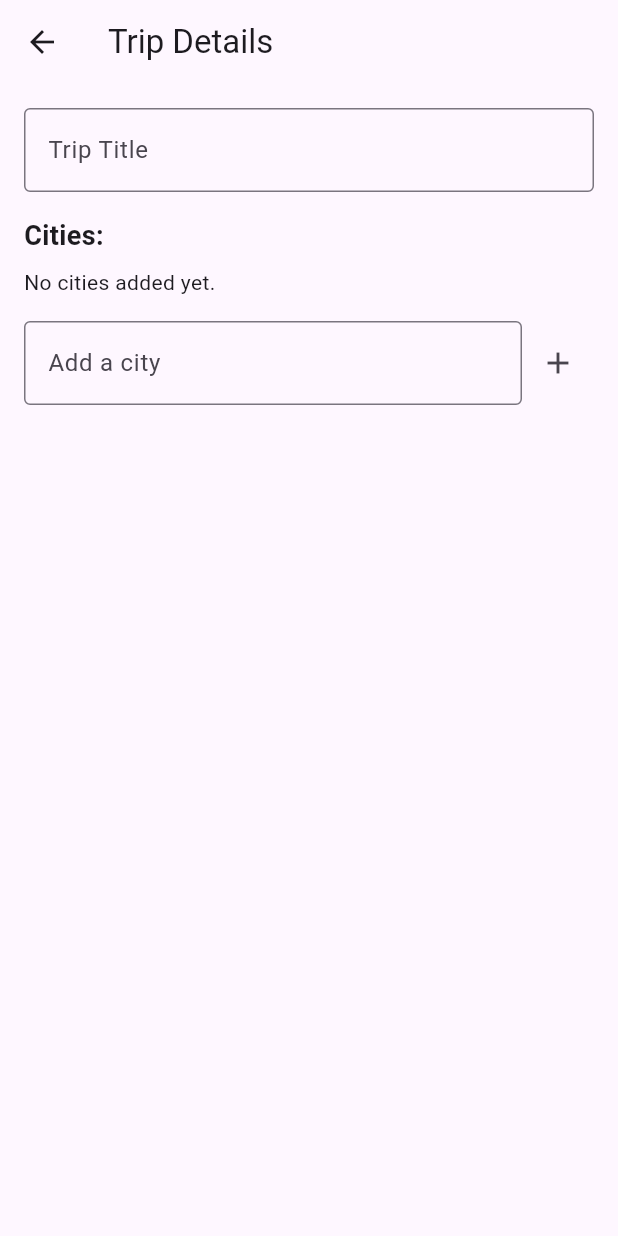
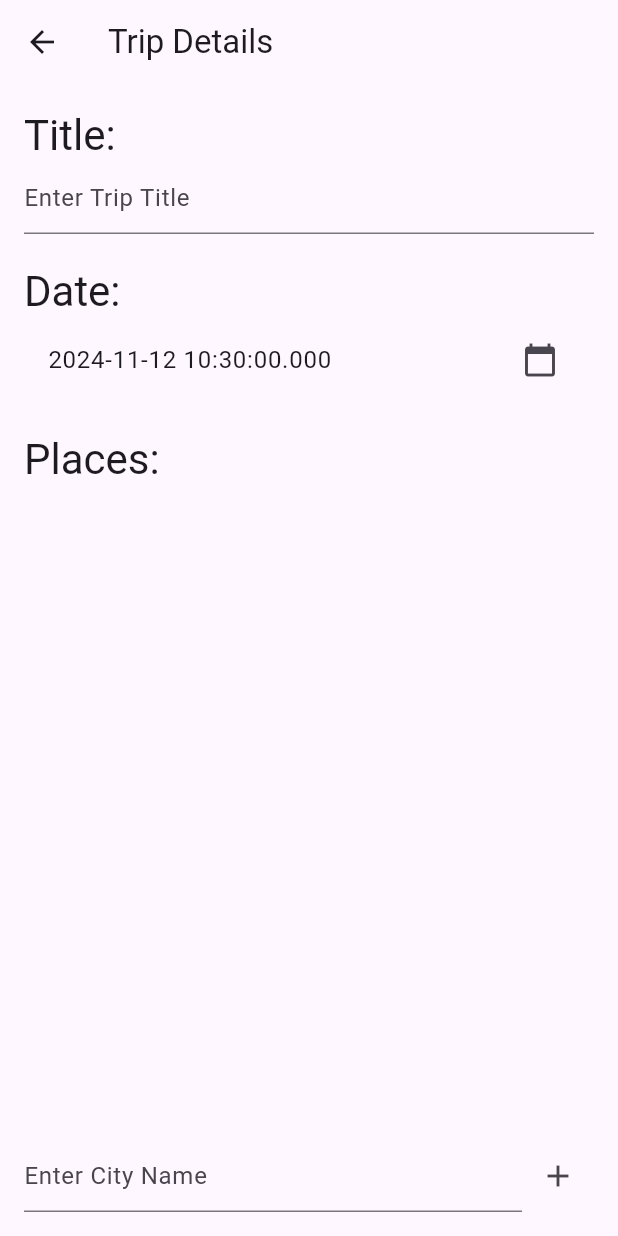
Before and after one commit to DiceNameIsMy/vut-itu, a Flutter app: the TripDetailedView screen opened directly with empty values, on a phone screen of 412 x 824 dp. Run offline on Flutter 3.47's test engine with Material 3 defaults, Android fonts, the phone set to English and light mode, and no system bars; our stand-ins replace flutter_map, latlong2, shared_preferences; missing offline and left inert: flutter_map_cancellable_tile_provider; accounts and stored records are empty.

Commit message:
add: trip with cities

```diff
--- a/lib/app.dart
+++ b/lib/app.dart
@@ -5,14 +5,17 @@ import 'package:vut_itu/onboarding/onboarding_screen.dart';
 import 'package:vut_itu/settings/settings_screen.dart';
 import 'package:vut_itu/settings/settings_view_model.dart';
 import 'package:vut_itu/trip_planning/trip_list_screen.dart';
+import 'package:vut_itu/trip/trip_list_view_model.dart';
 
 class MyApp extends StatelessWidget {
   const MyApp({
     super.key,
     required this.settingsController,
+    required this.tripListViewModel
   });
 
   final SettingsViewModel settingsController;
+  final TripListViewModel tripListViewModel;
 
   // This widget is the root of your application.
   @override
@@ -46,7 +49,7 @@ class MyApp extends StatelessWidget {
             routes: {
               '/': (context) => MyHomePage(title: 'Flutter Demo Home Page'),
               '/onboarding': (context) =>
-                  OnboardingScreen(settingsController: settingsController),
+                  OnboardingScreen(settingsController: settingsController, tripListViewModel: tripListViewModel),
               '/settings': (context) =>
                   SettingsView(settingsController: settingsController),
             },
--- a/lib/backend/trips_backend.dart
+++ b/lib/backend/trips_backend.dart
@@ -1,13 +1,39 @@
 import 'package:uuid/uuid.dart';
 import 'package:vut_itu/trip/trip.dart';
+import 'package:vut_itu/trip/place_model.dart';
+import 'package:latlong2/latlong.dart';
 
 class TripsBackend {
   static final TripsBackend _instance = TripsBackend._internal();
 
   final List<TripModel> _trips = [
-    TripModel(id: Uuid().v7(), title: 'Destination 1', cities: ['Paris']),
-    TripModel(id: Uuid().v7(), title: 'Destination 2', cities: ['Tokyo']),
-  ];
+  TripModel(
+    id: Uuid().v7(),
+    title: 'Destination 1',
+    places: [
+      PlaceModel(
+        id: 'place1',
+        title: 'Paris',
+        description: 'Capital city of France',
+        coordinates: LatLng(48.8566, 2.3522), // Example coordinates for Paris
+        imageUrl: 'https://example.com/paris.jpg',
+      ),
+    ],
+  ),
+  TripModel(
+    id: Uuid().v7(),
+    title: 'Destination 2',
+    places: [
+      PlaceModel(
+        id: 'place2',
+        title: 'Tokyo',
+        description: 'Capital city of Japan',
+        coordinates: LatLng(35.6762, 139.6503), // Example coordinates for Tokyo
+        imageUrl: 'https://example.com/tokyo.jpg',
+      ),
+    ],
+  ),
+];
 
   factory TripsBackend() {
     return _instance;
@@ -28,11 +54,11 @@ class TripsBackend {
   Future<bool> tryCreateTrip({
     String? title,
     DateTime? date,
-    required List<String> cities,
+    required List<PlaceModel> places,
   }) async {
     await Future.delayed(Duration(milliseconds: 300)); // Mock delay
 
-    if (cities.isEmpty) {
+    if (places.isEmpty) {
       return false; // Ensure cities list is not empty
     }
 
@@ -40,7 +66,7 @@ class TripsBackend {
       id: Uuid().v7(),
       title: title,
       date: date,
-      cities: cities,
+      places: places,
     );
     _trips.add(newTrip);
 
@@ -69,11 +95,11 @@ class TripsBackend {
   }
 
   // Add a city to a specific trip
-  Future<bool> addCity(String id, String city) async {
+  Future<bool> addCity(String id, PlaceModel city) async {
     final trip = await getTrip(id);
     if (trip != null) {
-      if (!trip.cities.contains(city)) {
-        trip.cities.add(city);
+      if (!trip.places.contains(city)) {
+        trip.places.add(city);
         return true;
       }
     }
@@ -81,11 +107,11 @@ class TripsBackend {
   }
 
   // Remove a city from a specific trip
-  Future<bool> removeCity(String id, String city) async {
+  Future<bool> removeCity(String id, PlaceModel city) async {
     final trip = await getTrip(id);
     if (trip != null) {
-      if (trip.cities.contains(city)) {
-        trip.cities.remove(city);
+      if (trip.places.contains(city)) {
+        trip.places.remove(city);
         return true;
       }
     }
@@ -103,10 +129,10 @@ class TripsBackend {
   }
 
   // Get the list of cities for a specific trip
-  Future<List<String>?> getCities(String id) async {
+  Future<List<PlaceModel>?> getCities(String id) async {
     final trip = await getTrip(id);
     if (trip != null) {
-      return trip.cities;
+      return trip.places;
     }
     return null;
   }
--- a/lib/main.dart
+++ b/lib/main.dart
@@ -2,11 +2,13 @@ import 'package:flutter/material.dart';
 import 'package:vut_itu/app.dart';
 import 'package:vut_itu/settings/settings_view_model.dart';
 import 'package:vut_itu/backend/settings_backend.dart';
+import 'package:vut_itu/trip/trip_list_view_model.dart';
 
 void main() async {
   // Set up the SettingsController, which will glue user settings to multiple
   // Flutter Widgets.
   final settingsController = SettingsViewModel(SettingsBackend());
+  final tripListViewModel = TripListViewModel();
 
   WidgetsFlutterBinding.ensureInitialized();
 
@@ -17,5 +19,5 @@ void main() async {
   // Run the app and pass in the SettingsController. The app listens to the
   // SettingsController for changes, then passes it further down to the
   // SettingsView.
-  runApp(MyApp(settingsController: settingsController));
+  runApp(MyApp(settingsController: settingsController, tripListViewModel: tripListViewModel));
 }
--- a/lib/onboarding/onboarding_screen.dart
+++ b/lib/onboarding/onboarding_screen.dart
@@ -1,13 +1,17 @@
 import 'package:flutter/material.dart';
-import 'package:vut_itu/map/map_screen.dart';
+//import 'package:vut_itu/map/map_screen.dart';
 import 'package:vut_itu/onboarding/search_places_view.dart';
 import 'package:vut_itu/onboarding/selected_places_view_model.dart';
 import 'package:vut_itu/settings/settings_view_model.dart';
+import 'package:vut_itu/trip/trip_list_view_model.dart';
+import 'package:vut_itu/trip_planning/trip_detailed_view.dart';
+
 
 class OnboardingScreen extends StatefulWidget {
   final SettingsViewModel settingsController;
+  final TripListViewModel tripListViewModel;
 
-  const OnboardingScreen({super.key, required this.settingsController});
+  const OnboardingScreen({super.key, required this.settingsController, required this.tripListViewModel});
 
   @override
   State<OnboardingScreen> createState() => _OnboardingScreenState();
@@ -27,15 +31,15 @@ class _OnboardingScreenState extends State<OnboardingScreen> {
 
           if (selectedPlaces.hasAny()) {
             actionButton = FloatingActionButton.extended(
-              onPressed: () {
-                // TODO: Save selected places to a new trip
-                // TODO: Complete onboarding? So that next time app is opened it does to home screen
+              onPressed: ()  async {
+
+                var newTrip = await widget.tripListViewModel.createTripFromSelectedPlaces(selectedPlaces);
                 widget.settingsController.completeOnboarding();
                 Navigator.push(
                   context,
                   MaterialPageRoute(
-                      builder: (context) => MapScreen(
-                            centerAt: selectedPlaces.first.coordinates,
+                      builder: (context) => TripDetailedView( tripViewModel: newTrip,
+
                           )),
                 );
               },
--- a/lib/trip/trip.dart
+++ b/lib/trip/trip.dart
@@ -1,13 +1,14 @@
+import 'package:vut_itu/trip/place_model.dart';
 class TripModel {
   TripModel({
     required this.id,
     this.title,
     this.date,
-    required this.cities,
-  }) : assert(cities.isNotEmpty, 'Cities list cannot be empty.');
+    required this.places,
+  }) : assert(places.isNotEmpty, 'Places list cannot be empty.');
 
   final String id;
   String? title;
   DateTime? date;
-  final List<String> cities;
+  final List<PlaceModel> places;
 }
--- a/lib/trip/trip_list_view_model.dart
+++ b/lib/trip/trip_list_view_model.dart
@@ -1,6 +1,10 @@
 import 'package:flutter/material.dart';
 import 'package:vut_itu/backend/trips_backend.dart';
 import 'package:vut_itu/trip/trip_view_model.dart';
+import 'package:vut_itu/onboarding/selected_places_view_model.dart';
+import 'package:vut_itu/trip/trip.dart';
+import 'package:uuid/uuid.dart';
+import 'package:vut_itu/trip/place_model.dart';
 
 class TripListViewModel extends ChangeNotifier {
   TripListViewModel();
@@ -13,10 +17,10 @@ class TripListViewModel extends ChangeNotifier {
 
   Future<void> addTrip(TripViewModel trip) async {
     // Get the list of cities from the trip ViewModel
-    List<String> cities = trip.cities;
+    List<PlaceModel> places = trip.places;
 
     // Create the trip in the backend with cities and title
-    bool success = await _tripsBackend.tryCreateTrip(cities: cities);
+    bool success = await _tripsBackend.tryCreateTrip(places: places);
 
     if (success) {
       // If trip creation was successful, add it to the local list
@@ -28,9 +32,41 @@ class TripListViewModel extends ChangeNotifier {
     }
   }
 
-  // Remove a trip from both backend and local list
+   Future<TripViewModel> createTripFromSelectedPlaces(SelectedPlacesViewModel selectedPlaces) async {
+  // Check if there are selected places
+  if (selectedPlaces.hasAny()) {
+    // Create a new trip from selected places (cities)
+    final newTrip = TripViewModel(
+      TripModel(
+        id: Uuid().v7(),
+        title: "New Trip", // Can be customized if needed
+        date: DateTime.now(), // Can be customized
+        places: selectedPlaces.all.map((place) => place).toList(),
+      ),
+    );
+
+    // Add the trip to the backend and the local list
+    bool success = await _tripsBackend.tryCreateTrip(
+      title: newTrip.title,
+      date: newTrip.date,
+      places: newTrip.places,
+    );
+
+    if (success) {
+      _trips.add(newTrip);
+      notifyListeners();
+      return newTrip; // Return the id of the newly created trip
+    } else {
+      print("Failed to create trip");
+      throw Exception("Failed to create trip");
+    }
+  }
+
+    throw Exception("Failed to create trip");
+}
+
+
   Future<void> removeTrip(TripViewModel trip) async {
-    // Delete the trip from the backend
     bool success = await _tripsBackend.tryDeleteTrip(trip.id);
 
     if (success) {
--- a/lib/trip/trip_view_model.dart
+++ b/lib/trip/trip_view_model.dart
@@ -1,5 +1,6 @@
 import 'package:flutter/material.dart';
 import 'package:vut_itu/trip/trip.dart';
+import 'package:vut_itu/trip/place_model.dart';
 
 class TripViewModel extends ChangeNotifier {
   TripViewModel(this.tripModel);
@@ -9,7 +10,7 @@ class TripViewModel extends ChangeNotifier {
   String get id => tripModel.id;
   String? get title => tripModel.title;
   DateTime? get date => tripModel.date;
-  List<String> get cities => tripModel.cities;
+  List<PlaceModel> get places => tripModel.places;
 
   // Set or update the title
   set title(String? newTitle) {
@@ -28,23 +29,23 @@ class TripViewModel extends ChangeNotifier {
   }
 
   // Add a city to the trip
-  void addCity(String city) {
-    if (!tripModel.cities.contains(city)) {
-      tripModel.cities.add(city);
+  void addCity(PlaceModel city) {
+    if (!tripModel.places.contains(city)) {
+      tripModel.places.add(city);
       notifyListeners();
     }
   }
 
   // Remove a city from the trip
-  void removeCity(String city) {
-    if (tripModel.cities.contains(city)) {
-      tripModel.cities.remove(city);
+  void removeCity(PlaceModel city) {
+    if (tripModel.places.contains(city)) {
+      tripModel.places.remove(city);
       notifyListeners();
     }
   }
 
   // Get the list of cities
-  List<String> getCities() {
-    return tripModel.cities;
+  List<PlaceModel> getCities() {
+    return tripModel.places;
   }
 }
--- a/lib/trip_planning/trip_detailed_view.dart
+++ b/lib/trip_planning/trip_detailed_view.dart
@@ -5,14 +5,15 @@ import 'package:vut_itu/trip/trip_view_model.dart';
 class TripDetailedView extends StatelessWidget {
   final TripViewModel tripViewModel;
 
-  // Constructor
   const TripDetailedView({Key? key, required this.tripViewModel}) : super(key: key);
 
   @override
   Widget build(BuildContext context) {
-    return ChangeNotifierProvider.value(
+    return ChangeNotifierProvider<TripViewModel>.value(
       value: tripViewModel,
-      child: Scaffold(
+      child: Consumer<TripViewModel>(
+        builder: (context, model, child) {
+          return Scaffold(
             appBar: AppBar(
               title: Text('Trip Details'),
             ),
@@ -21,107 +22,83 @@ class TripDetailedView extends StatelessWidget {
               child: Column(
                 crossAxisAlignment: CrossAxisAlignment.start,
                 children: [
-              // Title input field
-              TitleInputField(tripViewModel: tripViewModel),
-              SizedBox(height: 16),
-              // Cities List
-              CitiesList(tripViewModel: tripViewModel),
-              SizedBox(height: 16),
-              // Add City Button
-              AddCityButton(tripViewModel: tripViewModel),
-            ],
+                  // Title Section
+                  Text('Title:', style: Theme.of(context).textTheme.headlineMedium),
+                  TextField(
+                    controller: TextEditingController(text: model.title),
+                    decoration: InputDecoration(hintText: 'Enter Trip Title'),
+                    onSubmitted: (newTitle) {
+                      model.title = newTitle; // Automatically updates backend
+                    },
+                  ),
+                  const SizedBox(height: 20),
+
+                  // Date Section
+                  Text('Date:', style: Theme.of(context).textTheme.headlineMedium),
+                  ListTile(
+                    title: Text(model.date?.toString() ?? 'No Date Selected'),
+                    trailing: Icon(Icons.calendar_today),
+                    onTap: () async {
+                      DateTime? selectedDate = await showDatePicker(
+                        context: context,
+                        initialDate: model.date ?? DateTime.now(),
+                        firstDate: DateTime(2000),
+                        lastDate: DateTime(2100),
+                      );
+                      if (selectedDate != null) {
+                        model.date = selectedDate; // Automatically updates backend
+                      }
+                    },
+                  ),
+                  const SizedBox(height: 20),
+
+                  // Cities Section
+                  Text('Places:', style: Theme.of(context).textTheme.headlineMedium),
+                  Expanded(
+                    child: ListView.builder(
+                      itemCount: model.places.length,
+                      itemBuilder: (context, index) {
+                        final city = model.places[index];
+                        return ListTile(
+                          title: Text(city.title),
+                          trailing: IconButton(
+                            icon: Icon(Icons.delete),
+                            onPressed: () {
+                              model.removeCity(city); // Automatically updates backend
+                            },
+                          ),
+                        );
+                      },
                     ),
                   ),
-      ),
-    );
-  }
-}
+                  const SizedBox(height: 20),
 
-class TitleInputField extends StatelessWidget {
-  final TripViewModel tripViewModel;
-  final TextEditingController _controller = TextEditingController();
-
-  TitleInputField({required this.tripViewModel}) {
-    _controller.text = tripViewModel.title ?? ''; // Set current title
-  }
-
-  @override
-  Widget build(BuildContext context) {
-    return TextField(
-      controller: _controller,
-      decoration: InputDecoration(
-        labelText: 'Trip Title',
-        border: OutlineInputBorder(),
-      ),
-      onChanged: (newTitle) {
-        tripViewModel.title = newTitle;
-      },
-    );
-  }
-}
-
-class CitiesList extends StatelessWidget {
-  final TripViewModel tripViewModel;
-
-  const CitiesList({required this.tripViewModel});
-
-  @override
-  Widget build(BuildContext context) {
-    return Column(
-      crossAxisAlignment: CrossAxisAlignment.start,
-      children: [
-        Text(
-          'Cities:',
-          style: TextStyle(fontSize: 18, fontWeight: FontWeight.bold),
-        ),
-        SizedBox(height: 8),
-        if (tripViewModel.cities.isEmpty)
-          Text('No cities added yet.')
-        else
-          ...tripViewModel.cities.map((city) => ListTile(
-                title: Text(city),
-                trailing: IconButton(
-                  icon: Icon(Icons.remove_circle),
-                  onPressed: () {
-                    tripViewModel.removeCity(city);
-                  },
-                ),
-              )),
-      ],
-    );
-  }
-}
-
-class AddCityButton extends StatelessWidget {
-  final TripViewModel tripViewModel;
-  final TextEditingController _cityController = TextEditingController();
-
-  AddCityButton({required this.tripViewModel});
-
-  @override
-  Widget build(BuildContext context) {
-    return Row(
+                  // Add New City Section
+                  Row(
                     children: [
                       Expanded(
                         child: TextField(
-            controller: _cityController,
-            decoration: InputDecoration(
-              labelText: 'Add a city',
-              border: OutlineInputBorder(),
-            ),
+                          decoration: InputDecoration(hintText: 'Enter City Name'),
+                          onSubmitted: (newCity) {
+                           // model.addCity(newCity); // Automatically updates backend
+                          },
                         ),
                       ),
                       IconButton(
                         icon: Icon(Icons.add),
                         onPressed: () {
-            String city = _cityController.text.trim();
-            if (city.isNotEmpty && !tripViewModel.cities.contains(city)) {
-              tripViewModel.addCity(city);
-              _cityController.clear(); // Clear the input field
-            }
+                          // This triggers onSubmitted in the TextField
+                          FocusScope.of(context).unfocus();
                         },
                       ),
                     ],
+                  ),
+                ],
+              ),
+            ),
+          );
+        },
+      ),
     );
   }
 }
```
Also changed, not shown: 1 other file. Lines whose indentation alone changed are shown as unchanged.
